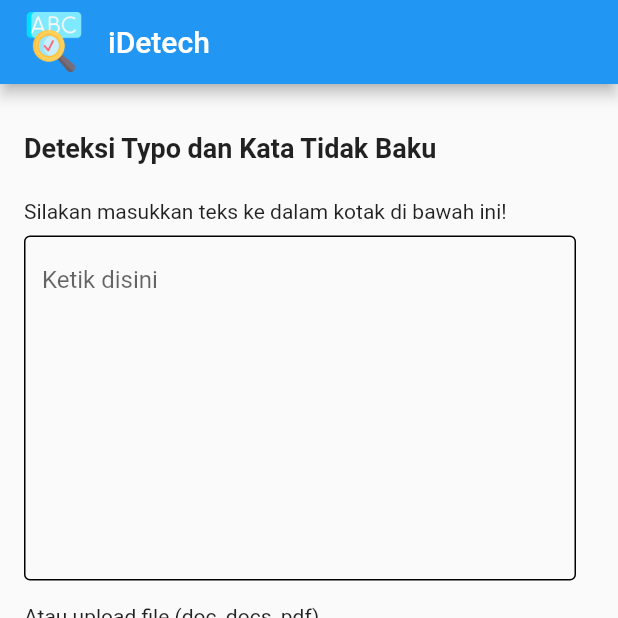
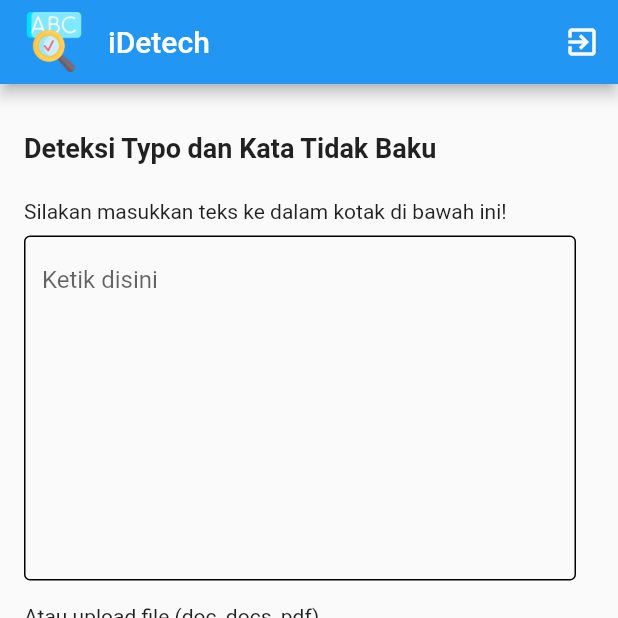
Before and after one commit to fadlijaya/spellchecker, a Flutter app: the screen it shows after launch, on a phone screen of 412 x 824 dp, the top half of it. Run offline on Flutter 3.47's test engine with Material 2 defaults, Android fonts, the phone set to English and light mode, and no system bars; missing offline and left inert: splash_screen_view.

```diff
--- a/lib/constants.dart
+++ b/lib/constants.dart
@@ -1 +1 @@
-const String titleApp = "Spell Checker";
+const String titleApp = "iDetech";
--- a/lib/home_page.dart
+++ b/lib/home_page.dart
@@ -1,9 +1,8 @@
 import 'package:flutter/material.dart';
-import 'package:spellchecker/constants.dart';
+import 'package:flutter/services.dart';
 import 'package:spellchecker/list_puebi.dart';
 
 import 'custom_text_editing_controller.dart';
-import 'list_english_word.dart';
 
 class HomePage extends StatefulWidget {
   const HomePage({super.key});
@@ -17,7 +16,7 @@ class _HomePageState extends State<HomePage> {
   final List<String> listErrorTexts = [];
   final List<String> listTexts = [];
   CustomTextEdittingController _controller = CustomTextEdittingController();
-  TextEditingController _controllerUploadFile = TextEditingController();
+  final TextEditingController _controllerUploadFile = TextEditingController();
 
   @override
   void initState() {
@@ -58,6 +57,18 @@ class _HomePageState extends State<HomePage> {
     return s.contains(RegExp(r'[0-9\()]'));
   }
 
+  showAlertDialogExit() {
+    showDialog(context: context, builder: (_){
+      return AlertDialog(
+        title: const Text("Keluar dari aplikasi?"),
+        actions: [
+          TextButton(onPressed: () => Navigator.pop(context), child: const Text("Tidak")),
+          TextButton(onPressed: () => SystemNavigator.pop(), child: const Text("Ya"))
+        ],
+      );
+    });
+  }
+
   @override
   Widget build(BuildContext context) {
     return Scaffold(
@@ -67,6 +78,9 @@ class _HomePageState extends State<HomePage> {
           padding: const EdgeInsets.only(left: 16),
           child: Image.asset("assets/icon_app.png", width: 16,),
         ),
+        actions: [
+          IconButton(onPressed: showAlertDialogExit, icon: const Icon(Icons.exit_to_app, color: Colors.white,))
+        ],
       ),
       body: Container(
         padding: const EdgeInsets.all(16.0),
```
